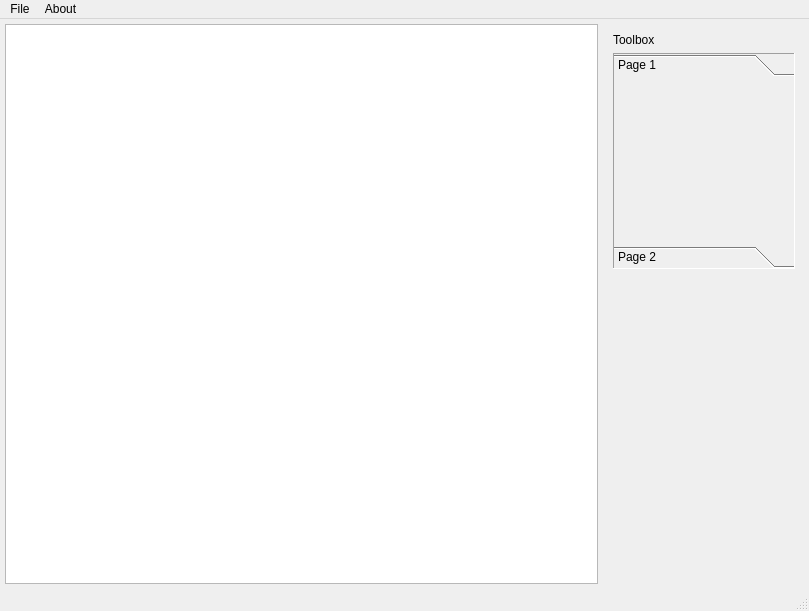
This is pykat/gui/qt_gui.ui in ElsevierSoftwareX/SOFTX_2020_117 as Qt 5 draws it before an edit. The edited form follows.
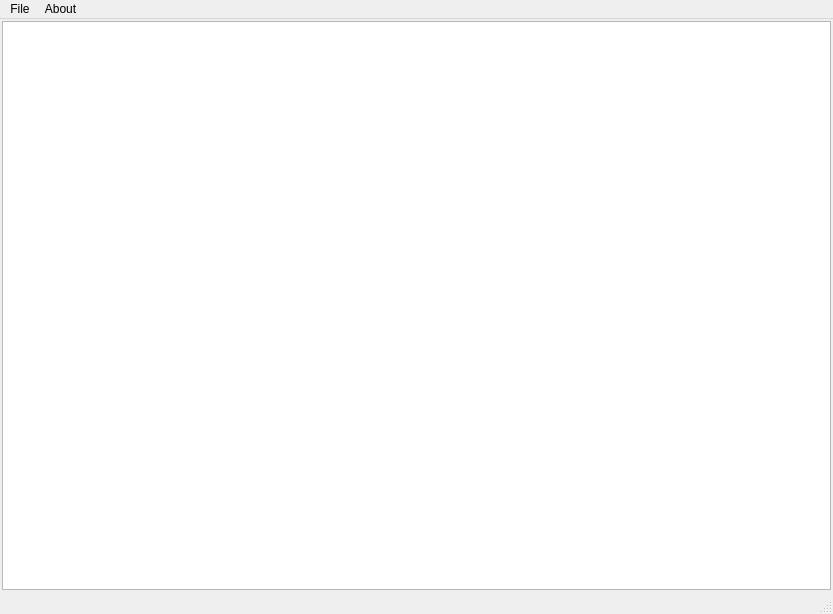
This is the edited form.

Commit message: More changes on how it all works. kat.run() now returns a runkat object which contain all the varios information like timestamps, data, headers, version. Gui now has spaces connecting components up. Also added 'Export to SVG' option which is nice, however the SVG renderer mucks up the gradients on the components

```diff
--- a/pykat/gui/qt_gui.ui
+++ b/pykat/gui/qt_gui.ui
@@ -6,8 +6,8 @@
    <rect>
     <x>0</x>
     <y>0</y>
-    <width>809</width>
-    <height>611</height>
+    <width>833</width>
+    <height>614</height>
    </rect>
   </property>
   <property name="windowTitle">
@@ -20,96 +20,19 @@
      <verstretch>0</verstretch>
     </sizepolicy>
    </property>
-   <layout class="QGridLayout" name="gridLayout" rowstretch="0" columnstretch="4,0">
+   <layout class="QGridLayout" name="gridLayout" rowstretch="0" columnstretch="0">
     <property name="sizeConstraint">
      <enum>QLayout::SetDefaultConstraint</enum>
     </property>
     <property name="margin">
+     <number>2</number>
+    </property>
+    <property name="spacing">
      <number>5</number>
     </property>
     <item row="0" column="0">
      <widget class="QGraphicsView" name="graphicsView"/>
     </item>
-    <item row="0" column="1">
-     <widget class="QWidget" name="widget" native="true">
-      <property name="minimumSize">
-       <size>
-        <width>200</width>
-        <height>0</height>
-       </size>
-      </property>
-      <property name="maximumSize">
-       <size>
-        <width>200</width>
-        <height>16777215</height>
-       </size>
-      </property>
-      <layout class="QVBoxLayout" name="verticalLayout">
-       <item>
-        <widget class="QLabel" name="label">
-         <property name="text">
-          <string>Toolbox</string>
-         </property>
-        </widget>
-       </item>
-       <item>
-        <widget class="QToolBox" name="toolBox">
-         <property name="minimumSize">
-          <size>
-           <width>0</width>
-           <height>200</height>
-          </size>
-         </property>
-         <property name="frameShape">
-          <enum>QFrame::Panel</enum>
-         </property>
-         <property name="frameShadow">
-          <enum>QFrame::Sunken</enum>
-         </property>
-         <property name="currentIndex">
-          <number>0</number>
-         </property>
-         <widget class="QWidget" name="tool_components">
-          <property name="geometry">
-           <rect>
-            <x>0</x>
-            <y>0</y>
-            <width>176</width>
-            <height>136</height>
-           </rect>
-          </property>
-          <attribute name="label">
-           <string>Page 1</string>
-          </attribute>
-         </widget>
-         <widget class="QWidget" name="page_2">
-          <property name="geometry">
-           <rect>
-            <x>0</x>
-            <y>0</y>
-            <width>176</width>
-            <height>136</height>
-           </rect>
-          </property>
-          <attribute name="label">
-           <string>Page 2</string>
-          </attribute>
-         </widget>
-        </widget>
-       </item>
-       <item>
-        <widget class="QWidget" name="widget_2" native="true">
-         <property name="minimumSize">
-          <size>
-           <width>0</width>
-           <height>300</height>
-          </size>
-         </property>
-        </widget>
-       </item>
-      </layout>
-     </widget>
-    </item>
    </layout>
   </widget>
   <widget class="QMenuBar" name="menubar">
@@ -117,8 +40,8 @@
     <rect>
      <x>0</x>
      <y>0</y>
-     <width>809</width>
-     <height>25</height>
+     <width>833</width>
+     <height>26</height>
     </rect>
    </property>
    <widget class="QMenu" name="menuFile">
```
Left out of the diff: 7 changed lines with no effect on the pictures. The commit also changes 12 other files.
